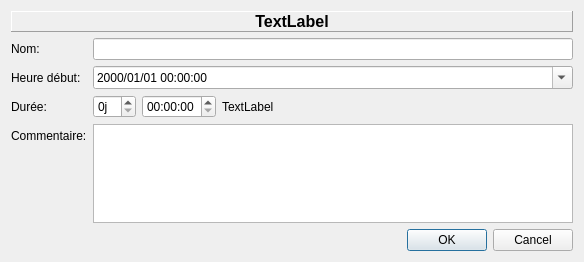
First picture: the form in src/pbregisteractivity/ui/ui_specifyrange.ui, repository ppoilbarbe/PBRegisterActivity, before the edit.
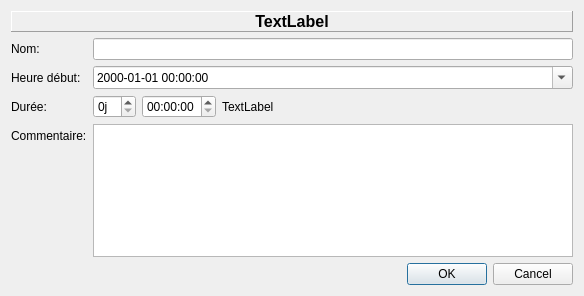
Second picture: the form after the edit.

The edit to the form file:
```diff
--- a/src/pbregisteractivity/ui/ui_specifyrange.ui
+++ b/src/pbregisteractivity/ui/ui_specifyrange.ui
@@ -8,7 +8,7 @@
     <x>0</x>
     <y>0</y>
     <width>584</width>
-    <height>262</height>
+    <height>296</height>
    </rect>
   </property>
   <property name="windowTitle">
@@ -62,7 +62,7 @@
         <enum>QDateTimeEdit::HourSection</enum>
        </property>
        <property name="displayFormat">
-        <string>yyyy/MM/dd HH:mm:ss</string>
+        <string>yyyy-MM-dd HH:mm:ss</string>
        </property>
        <property name="calendarPopup">
         <bool>true</bool>
```
Left out of the diff: 2 changed lines with no effect on the pictures.
